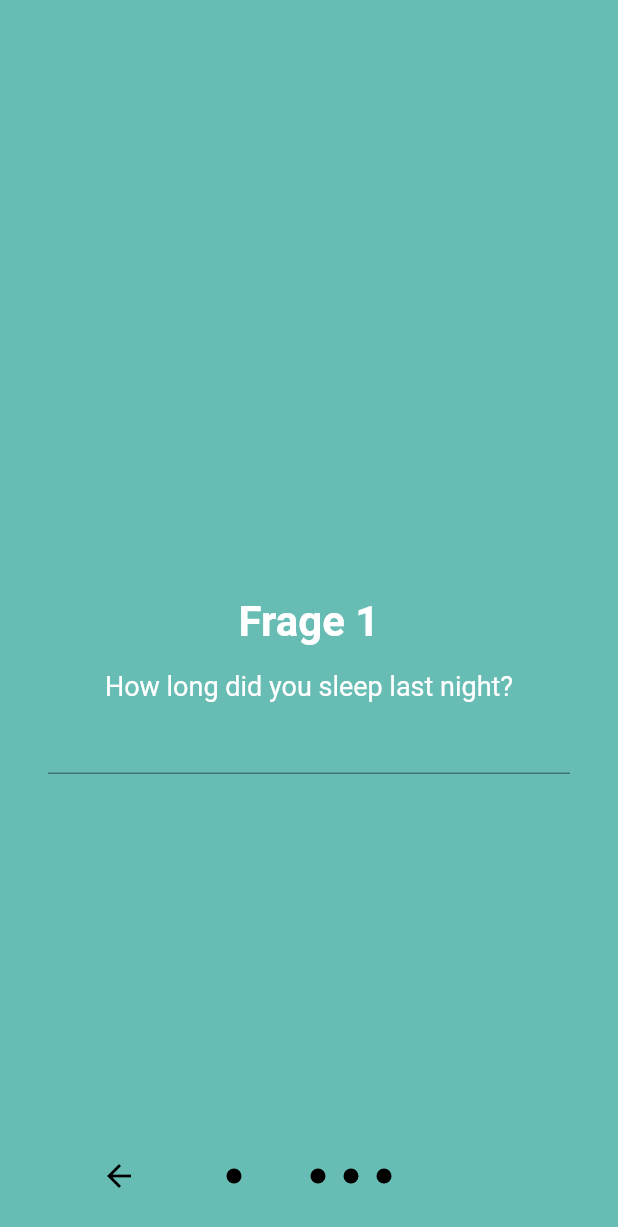
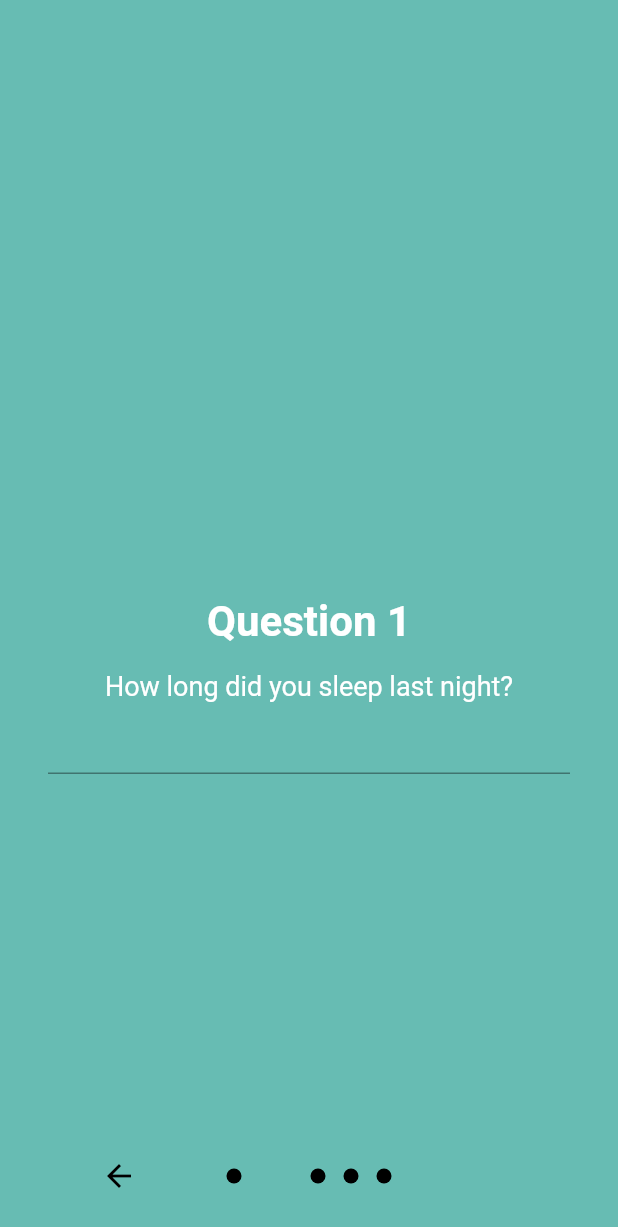
Before and after one commit to lucianojung/Sleepy_Head, a Flutter app: the screen it shows after launch, after a tap on the "arrow forward" icon, on a phone screen of 412 x 824 dp. Shown: the top 1227 px of the screen. Run offline on Flutter 3.47's test engine with Material 2 defaults, Android fonts, the phone set to English and light mode, and no system bars; drawn by our look-alikes of introduction_screen; generated files the repository leaves out were written again.

Commit message:
Add all custom texts to localization and replace in views

```diff
--- a/lib/l10n/app_en.arb
+++ b/lib/l10n/app_en.arb
@@ -1,5 +1,6 @@
 {
   "helloWorld": "Hello World!",
+  "welcomeTitle": "Hello and Welcome to Sleepy Head",
   "newUserWelcomeText": "Hey there {username}! Welcome to your journey to the land of dreams :)\nI'm {avatarname} and I love sleeping...\n...so together, we're gonna get you sleeping like a baby-sloth!",
   "@newUserWelcomeText": {
     "description": "the username",
@@ -47,5 +48,18 @@
         "format": "decimalPattern"
       }
     }
-  }
+  },
+  "nameQuestionX": "Question {number}",
+  "@nameQuestionX": {
+    "description": "Question number",
+    "placeholders": {
+      "number": {
+        "type": "int"
+      }
+    }
+  },
+  "nameReward": "Reward",
+  "nameRewards": "Rewards",
+  "nameHome": "Home",
+  "nameTimer": "Timer"
 }
--- a/lib/views/home_view.dart
+++ b/lib/views/home_view.dart
@@ -1,5 +1,7 @@
 import 'package:flutter/material.dart';
 import 'package:sleepy_head/global_variables.dart';
+
+import 'package:flutter_gen/gen_l10n/app_localizations.dart';
 
 class HomeView extends StatefulWidget {
   const HomeView({Key? key, required this.title}) : super(key: key);
@@ -45,19 +47,19 @@ class _HomeViewState extends State<HomeView> {
         // ),
         bottomNavigationBar: BottomNavigationBar(
           type: BottomNavigationBarType.fixed,
-          items: const [
+          items: [
             BottomNavigationBarItem(
-                icon: Icon(Icons.timer_outlined),
-                activeIcon: Icon(Icons.timer),
-                label: "Timer"),
+                icon: const Icon(Icons.timer_outlined),
+                activeIcon: const Icon(Icons.timer),
+                label: AppLocalizations.of(context)!.nameTimer),
             BottomNavigationBarItem(
-                icon: Icon(Icons.home_outlined),
-                activeIcon: Icon(Icons.home),
-                label: "Home"),
+                icon: const Icon(Icons.home_outlined),
+                activeIcon: const Icon(Icons.home),
+                label: AppLocalizations.of(context)!.nameHome),
             BottomNavigationBarItem(
-                icon: Icon(Icons.star_outline),
-                activeIcon: Icon(Icons.star),
-                label: "Rewards")
+                icon: const Icon(Icons.star_outline),
+                activeIcon: const Icon(Icons.star),
+                label: AppLocalizations.of(context)!.nameRewards)
           ],
           currentIndex: _selectedIndex,
           onTap: _onItemTapped,
--- a/lib/views/intro_view.dart
+++ b/lib/views/intro_view.dart
@@ -40,19 +40,19 @@ class _IntroductionViewState extends State<IntroductionView> {
 
     var _pages = [
       PageViewModel(
-        title: "Welcome to Sleepy Head",
+        title: AppLocalizations.of(context)!.welcomeTitle,
         bodyWidget: textWidget(AppLocalizations.of(context)
-            ?.newUserWelcomeText('Sleepy Head', 'Sid')),
+            !.newUserWelcomeText('Sleepy Head', 'Sid')),
         image: introImage('assets/images/slothBackground1.png'),
         decoration: pageDecoration,
       ),
       PageViewModel(
-        title: "Frage 1",
+        title: AppLocalizations.of(context)!.nameQuestionX(1),
         bodyWidget: SizedBox(
           width: 600,
           child: Column(
             children: [
-              textWidget(AppLocalizations.of(context)?.question1),
+              textWidget(AppLocalizations.of(context)!.question1),
               textFieldWidget(tecQuestion1),
             ],
           ),
@@ -61,12 +61,12 @@ class _IntroductionViewState extends State<IntroductionView> {
         decoration: pageDecoration,
       ),
       PageViewModel(
-        title: "Frage 2",
+        title: AppLocalizations.of(context)!.nameQuestionX(2),
         bodyWidget: SizedBox(
           width: 600,
           child: Column(
             children: [
-              textWidget(AppLocalizations.of(context)?.question2),
+              textWidget(AppLocalizations.of(context)!.question2),
               textFieldWidget(tecQuestion2),
             ],
           ),
@@ -75,15 +75,15 @@ class _IntroductionViewState extends State<IntroductionView> {
         decoration: pageDecoration,
       ),
       PageViewModel(
-        title: "Reward",
-        bodyWidget: textWidget(AppLocalizations.of(context)?.rewardText1),
+        title: AppLocalizations.of(context)!.nameReward,
+        bodyWidget: textWidget(AppLocalizations.of(context)!.rewardText1),
         image: introImage('assets/images/slothBackground4.png'),
         decoration: pageDecoration,
       ),
       PageViewModel(
-        title: "Reward",
+        title: AppLocalizations.of(context)!.nameReward,
         bodyWidget:
-            textWidget(AppLocalizations.of(context)?.rewardText5(_score)),
+            textWidget(AppLocalizations.of(context)!.rewardText5(_score)),
         image: introImage('assets/images/slothBackground5.png'),
         decoration: pageDecoration,
       ),
@@ -122,9 +122,9 @@ class _IntroductionViewState extends State<IntroductionView> {
         Icons.arrow_forward,
         color: Colors.black,
       ),
-      done: const Text(
-        'Home',
-        style: TextStyle(fontWeight: FontWeight.w600, color: Colors.black),
+      done: Text(
+        AppLocalizations.of(context)!.nameHome,
+        style: const TextStyle(fontWeight: FontWeight.w600, color: Colors.black),
       ),
       dotsDecorator: const DotsDecorator(
         size: Size(10.0, 10.0), //size of dots
```
